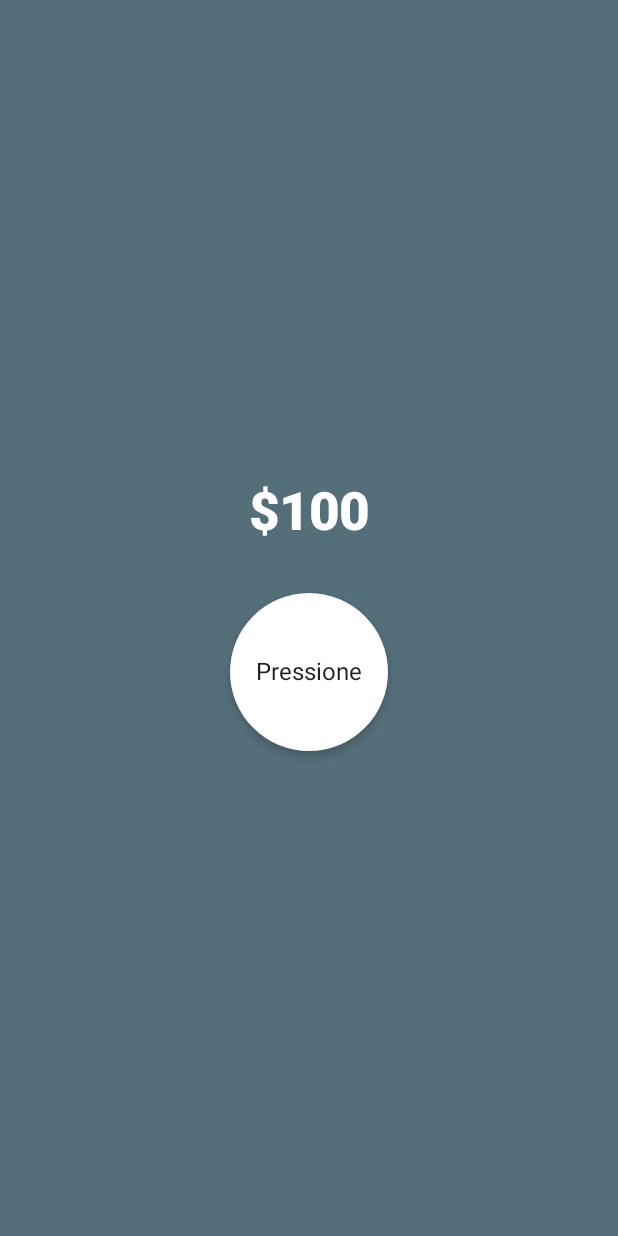
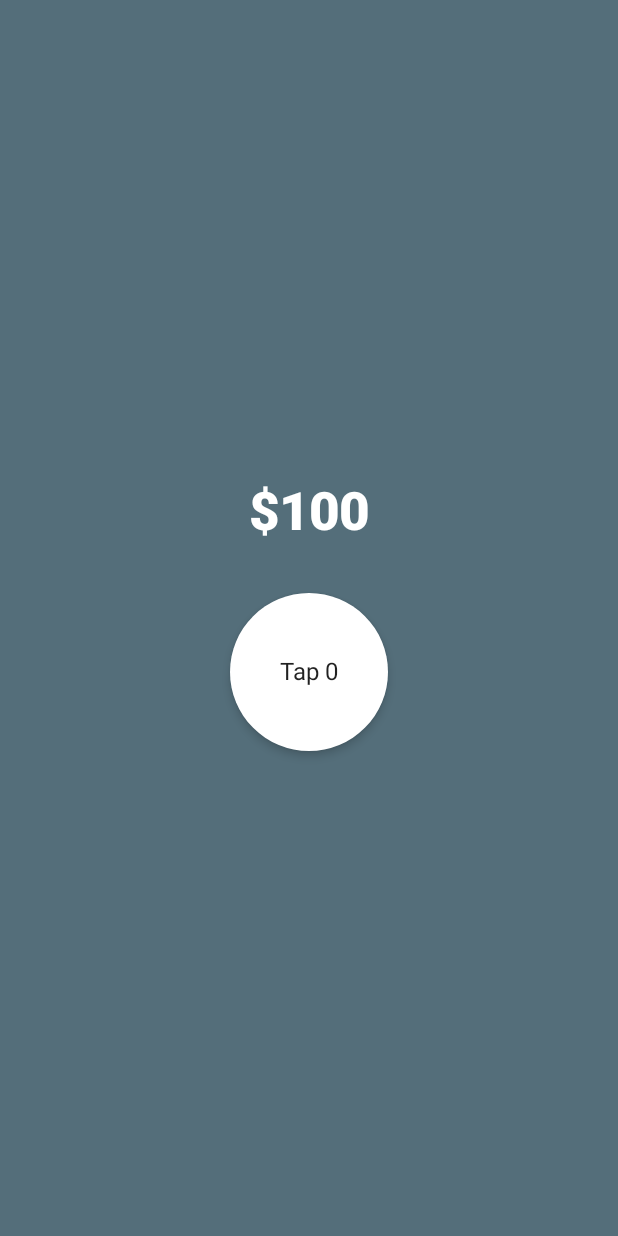
Before and after one commit to IgorMontezuma20/introducao-Jetpack-Compose, an Android app built with Jetpack Compose: the screen it shows after launch (MainActivity), on a phone screen of 412 x 824 dp. Run offline under Robolectric (Android 15) with nearby library versions, the phone set to English and light mode, and no system bars.

Commit message:
adicionando contador de cliques

```diff
--- a/app/src/main/java/com/example/introtocompose/MainActivity.kt
+++ b/app/src/main/java/com/example/introtocompose/MainActivity.kt
@@ -11,7 +11,7 @@ import androidx.compose.material.Card
 import androidx.compose.material.MaterialTheme
 import androidx.compose.material.Surface
 import androidx.compose.material.Text
-import androidx.compose.runtime.Composable
+import androidx.compose.runtime.*
 import androidx.compose.ui.Alignment
 import androidx.compose.ui.Modifier
 import androidx.compose.ui.graphics.Color
@@ -69,18 +69,22 @@ fun Greeting(name: String) {
 @Preview
 @Composable
 fun CreateCircle() {
+    var moneyCounter by remember {
+        mutableStateOf(0)
+    }
     Card(
         modifier = Modifier
             .padding(3.dp)
             .size(105.dp)
             .clickable {
-                Log.d("Tap", "CreateCircle: Tap")
+                moneyCounter += 1
+                Log.d("Counter", "CreateCircle: $moneyCounter")
             },
         shape = CircleShape,
         elevation = 4.dp
     ) {
         Box(contentAlignment = Alignment.Center) {
-            Text(text = "Pressione")
+            Text(text = "Tap $moneyCounter", modifier = Modifier)
         }
     }
 }
```
